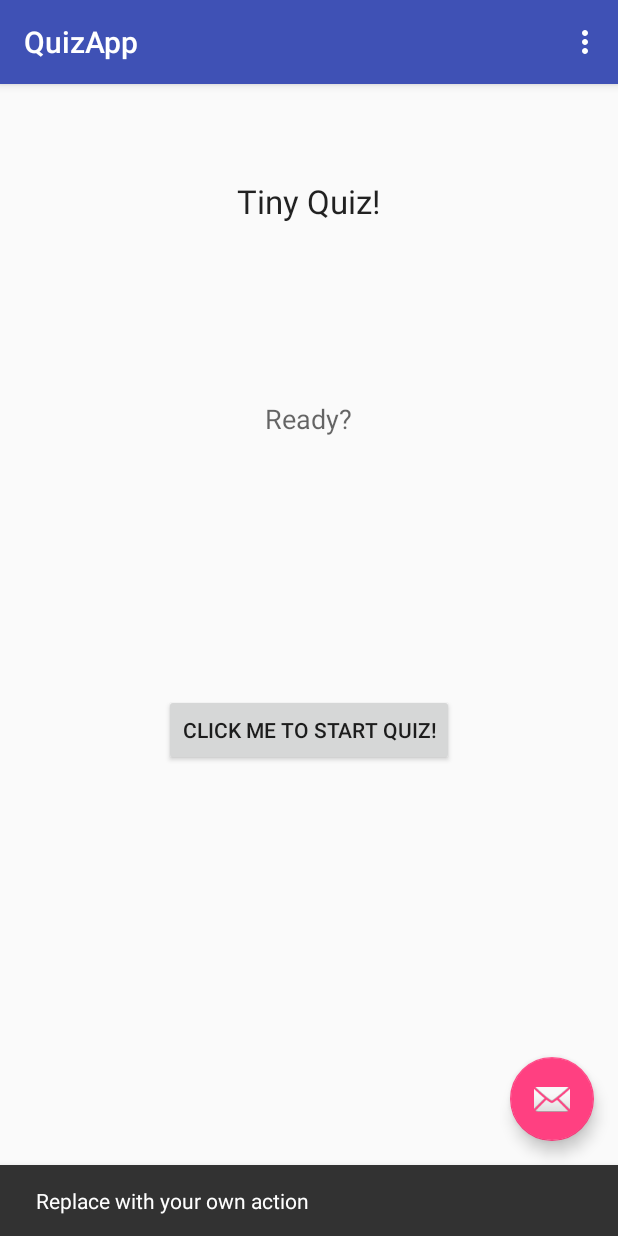
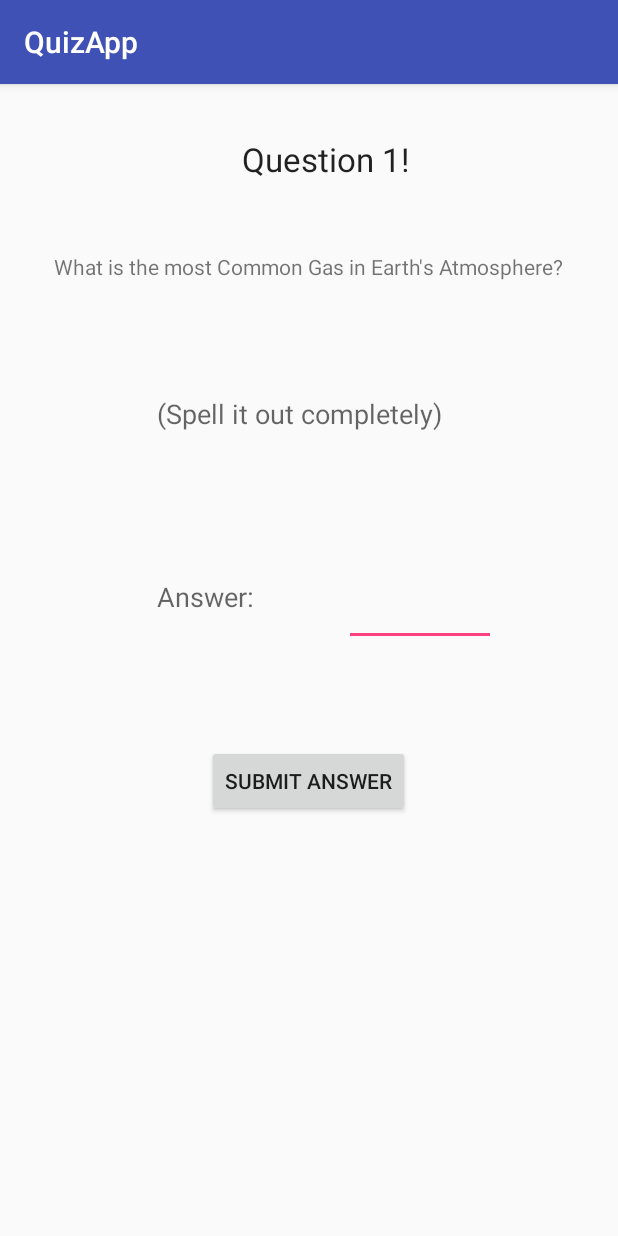
Before and after one commit to benwebsta/QuizApp, an Android app: the screen it shows after launch (MainActivity before the commit, PlayActivity after it), after a tap on "CLICK ME TO START QUIZ!", on a phone screen of 412 x 824 dp. Run offline under Robolectric (Android 15) with nearby library versions, the phone set to English and light mode, and no system bars; 1 other tap on this screen came first.

Commit message:
question1 done, transfer from main to question1 workin and compiling

```diff
--- a/app/src/main/AndroidManifest.xml
+++ b/app/src/main/AndroidManifest.xml
@@ -18,6 +18,7 @@
                 <category android:name="android.intent.category.LAUNCHER" />
             </intent-filter>
         </activity>
+        <activity android:name=".PlayActivity"></activity>
     </application>
 
 </manifest>
--- a/app/src/main/java/com/example/dell_pc/quizapp/MainActivity.java
+++ b/app/src/main/java/com/example/dell_pc/quizapp/MainActivity.java
@@ -35,11 +35,11 @@ public class MainActivity extends AppCompatActivity {
         getMenuInflater().inflate(R.menu.menu_main, menu);
         return true;
     }
-   /* public void playPressed(View view) {
+    public void playPressed(View view) {
         //TODO: Put to start game play activity
         Intent playActivity = new Intent(this, PlayActivity.class);
         startActivity(playActivity);
-    }*/
+    }
 
     @Override
     public boolean onOptionsItemSelected(MenuItem item) {
--- /dev/null
+++ b/app/src/main/java/com/example/dell_pc/quizapp/PlayActivity.java
@@ -0,0 +1,30 @@
+package com.example.dell_pc.quizapp;
+
+import android.os.Bundle;
+import android.support.design.widget.FloatingActionButton;
+import android.support.design.widget.Snackbar;
+import android.support.v7.app.AppCompatActivity;
+import android.support.v7.widget.Toolbar;
+import android.view.View;
+
+/**
+ * Created by DELL-PC on 2/18/2016.
+ */
+public class PlayActivity  extends AppCompatActivity {
+    protected void onCreate(Bundle savedInstanceState) {
+        super.onCreate(savedInstanceState);
+        setContentView(R.layout.activity_play);
+      /*  Toolbar toolbar = (Toolbar) findViewById(R.id.toolbar);
+        setSupportActionBar(toolbar);
+
+        FloatingActionButton fab = (FloatingActionButton) findViewById(R.id.fab);
+        fab.setOnClickListener(new View.OnClickListener() {
+            @Override
+            public void onClick(View view) {
+                Snackbar.make(view, "Replace with your own action", Snackbar.LENGTH_LONG)
+                        .setAction("Action", null).show();
+            }
+        });*/
+    }
+
+}
--- /dev/null
+++ b/app/src/main/res/layout/activity_play.xml
@@ -0,0 +1,65 @@
+<?xml version="1.0" encoding="utf-8"?>
+<RelativeLayout xmlns:android="http://schemas.android.com/apk/res/android"
+    android:layout_width="match_parent"
+    android:layout_height="match_parent">
+
+    <TextView
+        android:layout_width="wrap_content"
+        android:layout_height="wrap_content"
+        android:text="What is the most Common Gas in Earth&apos;s Atmosphere?"
+        android:id="@+id/question1"
+        android:layout_marginTop="112dp"
+        android:layout_alignParentTop="true"
+        android:layout_centerHorizontal="true" />
+
+    <TextView
+        android:layout_width="wrap_content"
+        android:layout_height="wrap_content"
+        android:textAppearance="?android:attr/textAppearanceMedium"
+        android:text="Answer: "
+        android:id="@+id/textView"
+        android:layout_marginEnd="55dp"
+        android:layout_below="@+id/question1"
+        android:layout_toStartOf="@+id/editText"
+        android:layout_marginTop="198dp" />
+
+    <EditText
+        android:layout_width="wrap_content"
+        android:layout_height="wrap_content"
+        android:id="@+id/editText"
+        android:text="                    "
+        android:layout_marginRight="47dp"
+        android:layout_marginEnd="45dp"
+        android:layout_alignTop="@+id/textView"
+        android:layout_alignEnd="@+id/question1" />
+
+    <Button
+        android:layout_width="wrap_content"
+        android:layout_height="wrap_content"
+        android:text="Submit Answer"
+        android:id="@+id/submitButton1"
+        android:layout_below="@+id/editText"
+        android:layout_centerHorizontal="true"
+        android:layout_marginTop="66dp" />
+
+    <TextView
+        android:layout_width="wrap_content"
+        android:layout_height="wrap_content"
+        android:textAppearance="?android:attr/textAppearanceMedium"
+        android:text="(Spell it out completely)"
+        android:id="@+id/textView2"
+        android:layout_marginTop="76dp"
+        android:layout_below="@+id/question1"
+        android:layout_alignStart="@+id/textView" />
+
+    <TextView
+        android:layout_width="wrap_content"
+        android:layout_height="wrap_content"
+        android:textAppearance="?android:attr/textAppearanceLarge"
+        android:text="Question 1!"
+        android:id="@+id/textView3"
+        android:layout_alignParentTop="true"
+        android:layout_alignEnd="@+id/submitButton1"
+        android:layout_marginTop="35dp" />
+
+</RelativeLayout>
```
